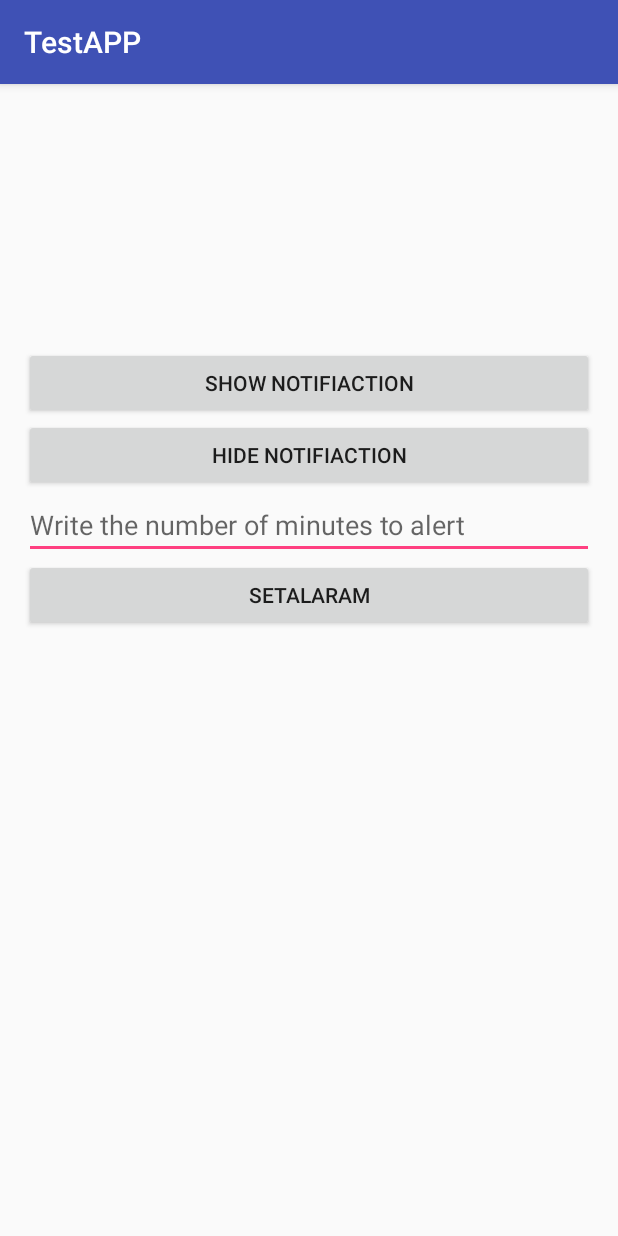
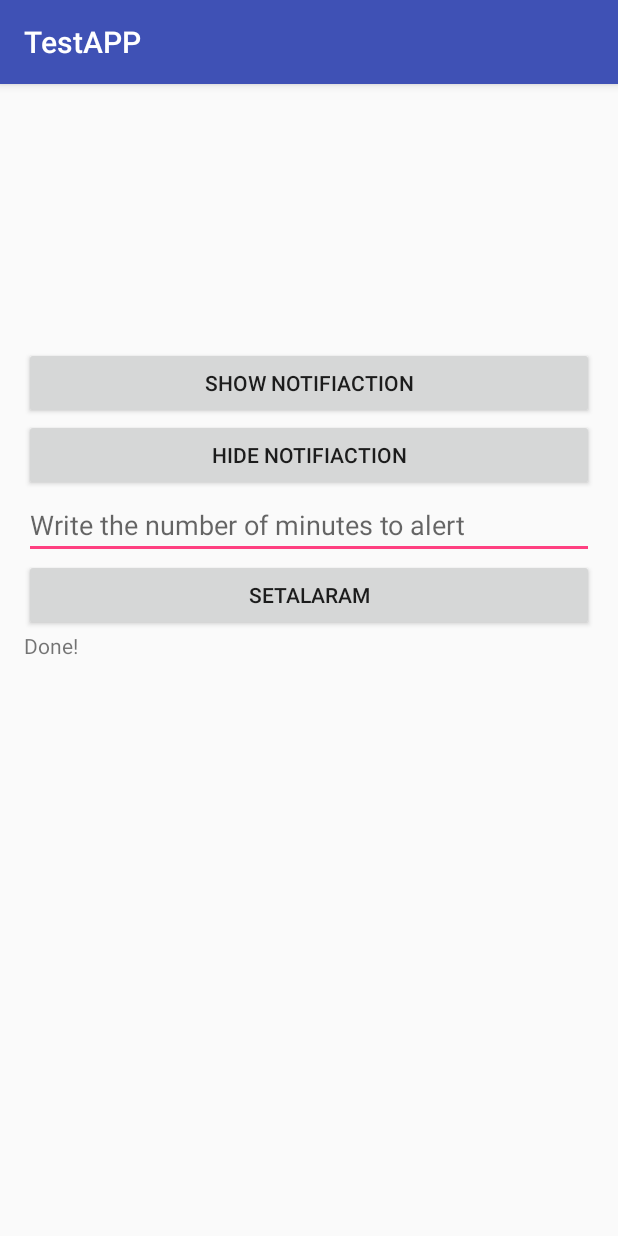
Before and after one commit to SayedElabady/NotificationSample, an Android app: the screen it shows after launch (MainActivity), after a tap on "SETALARAM", on a phone screen of 412 x 824 dp. Run offline under Robolectric (Android 15) with nearby library versions, the phone set to English and light mode, and no system bars; 1 statement that could not run was skipped.

Commit message:
New view of the scheduled alarm

```diff
--- a/app/src/main/java/com/example/sayed/testapp/AlertReciever.java
+++ b/app/src/main/java/com/example/sayed/testapp/AlertReciever.java
@@ -26,7 +26,7 @@ public class AlertReciever extends BroadcastReceiver {
 
         notificationBuilder.setContentIntent(pendingIntent);
 
-        notificationBuilder.setDefaults(NotificationCompat.DEFAULT_SOUND);
+        notificationBuilder.setDefaults(NotificationCompat.DEFAULT_VIBRATE);
 
         notificationBuilder.setAutoCancel(true);
 
--- a/app/src/main/java/com/example/sayed/testapp/MainActivity.java
+++ b/app/src/main/java/com/example/sayed/testapp/MainActivity.java
@@ -8,6 +8,7 @@ import android.content.Context;
 import android.content.Intent;
 import android.icu.util.GregorianCalendar;
 import android.os.Build;
+import android.os.CountDownTimer;
 import android.support.annotation.RequiresApi;
 import android.support.v7.app.AppCompatActivity;
 import android.os.Bundle;
@@ -15,13 +16,17 @@ import android.support.v7.app.NotificationCompat;
 import android.view.View;
 import android.widget.Button;
 import android.widget.EditText;
+import android.widget.TextView;
 
 import java.util.Calendar;
+import java.util.concurrent.CountDownLatch;
+import java.util.logging.Handler;
 
 public class MainActivity extends AppCompatActivity {
     Button setNotificationButt , stopNotificationButt , setAlarmButt;
     EditText editText;
     NotificationManager notificationManager;
+    TextView textView;
     int notifyID = 33;
     boolean isNotifyActive = false;
     @Override
@@ -31,6 +36,7 @@ public class MainActivity extends AppCompatActivity {
         setAlarmButt = (Button) findViewById(R.id.Alarmmein5Secs);
         setNotificationButt = (Button) findViewById(R.id.showNotifications);
         stopNotificationButt = (Button) findViewById(R.id.hideNotifications);
+        textView = (TextView) findViewById(R.id.mText);
         editText = (EditText) findViewById(R.id.minEditText);
         editText.setOnFocusChangeListener(new View.OnFocusChangeListener() {
             public void onFocusChange(View v, boolean hasFocus) {
@@ -72,22 +78,45 @@ public class MainActivity extends AppCompatActivity {
         isNotifyActive = true;
 
     }
+    void Count(int Minutes){
 
-    @RequiresApi(api = Build.VERSION_CODES.N)
-    public void setAlarm(View view) {
+        new CountDownTimer(Minutes * 60 * 1000  , 1000){
 
-        Calendar c = Calendar.getInstance();
-        int Minutes = c.get(Calendar.MINUTE);
-        String toAlertStr = editText.getText().toString();
-        int toAlertMin = Integer.parseInt(toAlertStr);
-        long alarmWait = Minutes + toAlertMin;
+
+            @Override
+            public void onTick(long millisUntilFinished) {
+
+                if(millisUntilFinished / 1000 == 3){
+                    scheduleTheAlarm();
+                }
+            textView.setText(("Seconds Remaining: " + millisUntilFinished / 1000));
+            }
+
+            @Override
+            public void onFinish() {
+                textView.setText(("Done!"));
+                // it takes time here so i put it in 3 seconds before the timer finishes
+               // scheduleTheAlarm();
+            }
+        }.start();
+    }
+    void scheduleTheAlarm(){
 
         Intent alertIntent = new Intent(this , AlertReciever.class);
 
         AlarmManager alarmManager = (AlarmManager) getSystemService(Context.ALARM_SERVICE);
 
-        alarmManager.set(AlarmManager.RTC_WAKEUP , alarmWait,
+        alarmManager.set(AlarmManager.ELAPSED_REALTIME_WAKEUP , 0,
                 PendingIntent.getBroadcast(this , 1 , alertIntent , PendingIntent.FLAG_UPDATE_CURRENT));
+    }
+    @RequiresApi(api = Build.VERSION_CODES.N)
+    public void setAlarm(View view) {
+
+        String toAlertStr = editText.getText().toString();
+
+        int toAlertMin = Integer.parseInt(toAlertStr);
+
+        Count(toAlertMin);
     }
 
     public void hideNotification(View view) {
--- a/app/src/main/res/layout/activity_main.xml
+++ b/app/src/main/res/layout/activity_main.xml
@@ -43,7 +43,11 @@
         android:id="@+id/Alarmmein5Secs"
         android:text="SetAlaram"
         android:onClick="setAlarm"/>
-
+    <TextView
+        android:layout_width="match_parent"
+        android:layout_height="wrap_content"
+        android:text="Schedule an Alarm!"
+        android:id="@+id/mText"/>
 
     </LinearLayout>
 </RelativeLayout>
```
